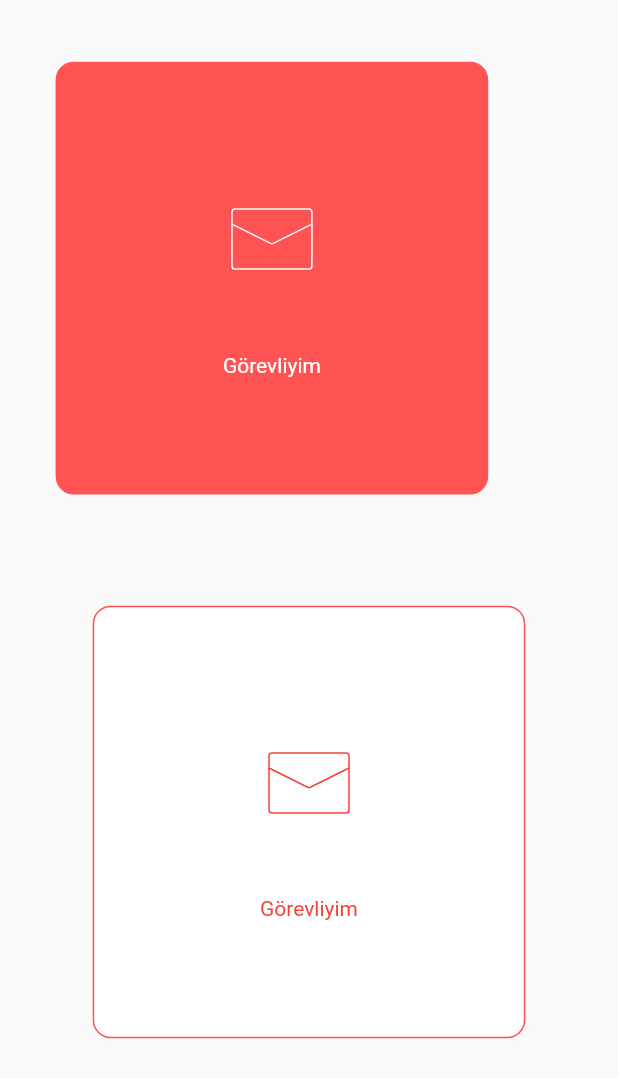
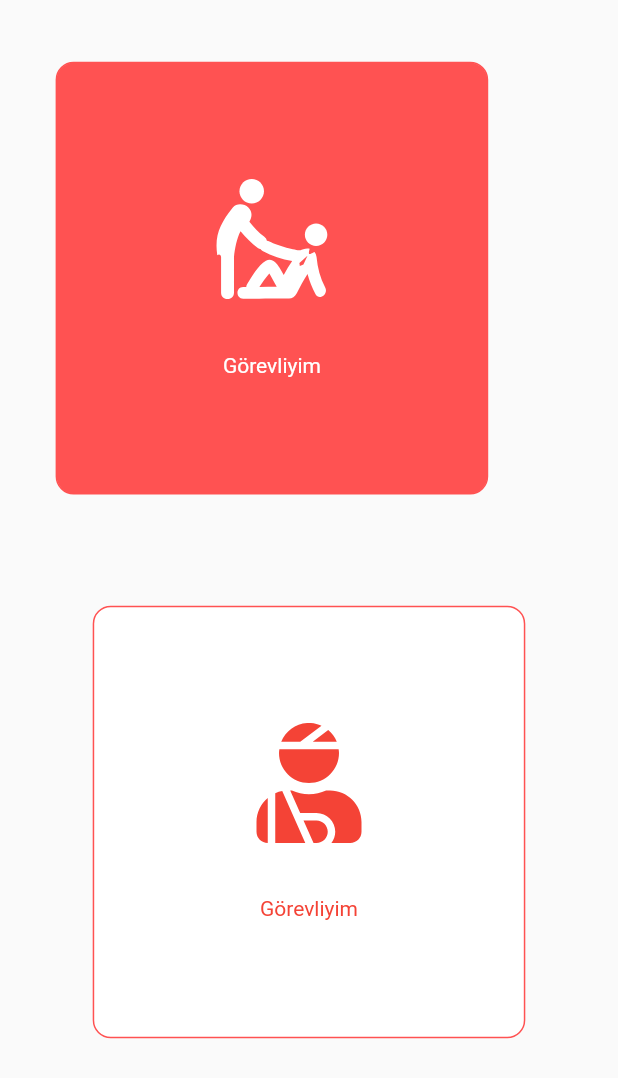
Before and after one commit to Soomali/bursa-hackathon, a Flutter app: the screen it shows after launch, on a phone screen of 412 x 824 dp. Shown: the top 1078 px of the screen. Run offline on Flutter 3.47's test engine with Material 2 defaults, Android fonts, the phone set to English and light mode, and no system bars; our stand-ins replace cloud_firestore, firebase_auth, firebase_core, flutter_svg; missing offline and left inert: cloud_firestore_web, firebase_core_web; accounts and stored records are empty.

```diff
--- a/lib/pages/onboarding/onboarding_page.dart
+++ b/lib/pages/onboarding/onboarding_page.dart
@@ -20,7 +20,7 @@ class OnboardingPage extends StatelessWidget {
                     right: MediaQuery.of(context).size.width * .04),
                 child: OnboardingButton(
                     label: 'Görevliyim',
-                    iconPath: 'assets/Message_light.svg',
+                    iconPath: 'assets/help.svg',
                     onPress: () {}),
               ),
               SizedBox(
@@ -32,7 +32,7 @@ class OnboardingPage extends StatelessWidget {
                   child: OnboardingButton(
                       label: 'Görevliyim',
                       style: Style.inverted,
-                      iconPath: 'assets/Message_light.svg',
+                      iconPath: 'assets/injured_person.svg',
                       onPress: () {})),
             ],
           ),
```
Also changed, not shown: assets/help.svg (added), assets/injured_person.svg (added).
